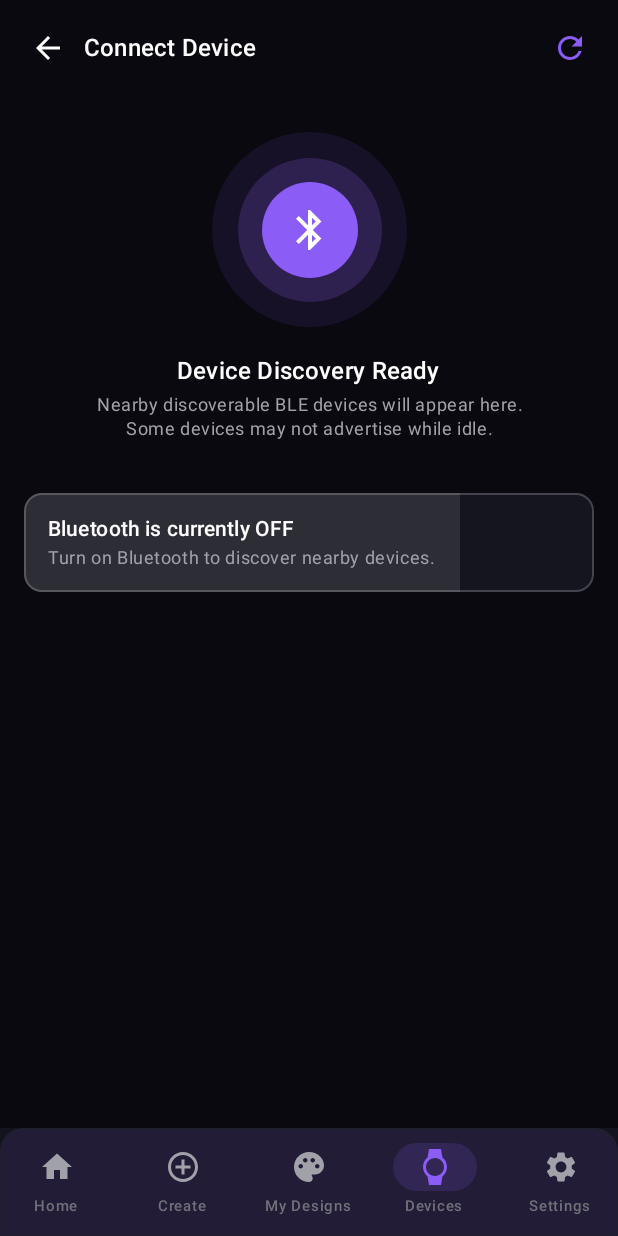
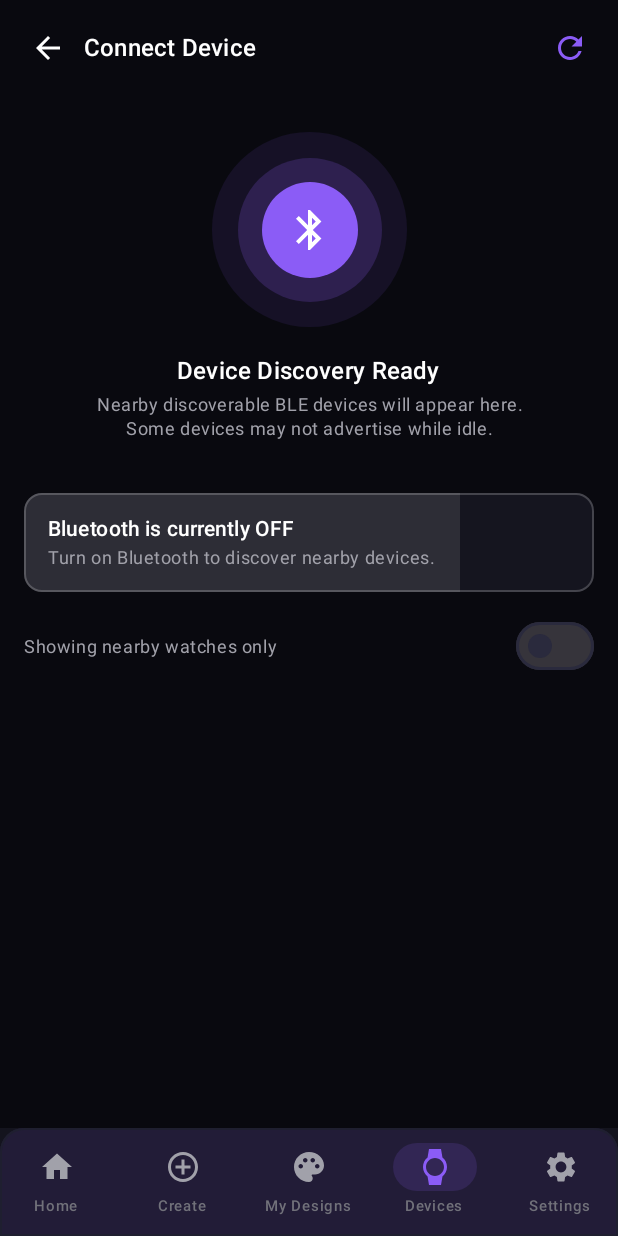
Before and after one commit to Nikhilgowtham1411/watch, an Android app built with Jetpack Compose: the screen it shows after launch (MainActivity), after a tap on "Devices", on a phone screen of 412 x 824 dp. Run offline under Robolectric (Android 15) with nearby library versions, the phone set to English and light mode, and no system bars; 1 other tap on this screen came first.

Commit message:
Bundle Roboto font (fixes broken glyphs from custom system fonts) and list only nearby watches in scan

```diff
--- a/app/src/main/kotlin/com/watchfacestudio/app/ui/screens/devices/DevicesScreen.kt
+++ b/app/src/main/kotlin/com/watchfacestudio/app/ui/screens/devices/DevicesScreen.kt
@@ -75,7 +75,8 @@ fun DevicesScreen(
     }
 ) {
     val isScanning by viewModel.isScanning.collectAsState()
-    val discoveredDevices by viewModel.discoveredDevices.collectAsState()
+    val discoveredDevices by viewModel.visibleDevices.collectAsState()
+    val showAllDevices by viewModel.showAllDevices.collectAsState()
     val connectionState by viewModel.connectionState.collectAsState()
     val bluetoothState by viewModel.bluetoothState.collectAsState()
 
@@ -202,14 +203,32 @@ fun DevicesScreen(
             }
 
             // Only display results received from the real BLE scanner.
+            item {
+                Row(
+                    modifier = Modifier.fillMaxWidth(),
+                    verticalAlignment = Alignment.CenterVertically,
+                    horizontalArrangement = Arrangement.SpaceBetween
+                ) {
+                    Text(
+                        if (showAllDevices) "Showing all nearby BLE devices" else "Showing nearby watches only",
+                        style = WatchFaceTypography.bodySmall,
+                        color = TextSecondary
+                    )
+                    androidx.compose.material3.Switch(
+                        checked = showAllDevices,
+                        onCheckedChange = { viewModel.setShowAllDevices(it) }
+                    )
+                }
+            }
+
             if (discoveredDevices.isEmpty() && !isScanning && bluetoothState != BluetoothState.DISABLED) {
                 item {
                     GlassCard(modifier = Modifier.fillMaxWidth()) {
                         Column(horizontalAlignment = Alignment.CenterHorizontally) {
-                            Text("No nearby devices found", style = WatchFaceTypography.titleSmall, color = TextPrimary)
+                            Text(if (showAllDevices) "No nearby devices found" else "No nearby watches found", style = WatchFaceTypography.titleSmall, color = TextPrimary)
                             Spacer(modifier = Modifier.height(4.dp))
                             Text(
-                                "Make the device discoverable and scan again.",
+                                "Keep the watch awake and close to the phone, disconnect it from other apps if needed, then scan again. Turn on the switch to see all BLE devices.",
                                 style = WatchFaceTypography.bodySmall,
                                 color = TextSecondary,
                                 textAlign = TextAlign.Center
--- a/app/src/main/kotlin/com/watchfacestudio/app/ui/screens/devices/DevicesViewModel.kt
+++ b/app/src/main/kotlin/com/watchfacestudio/app/ui/screens/devices/DevicesViewModel.kt
@@ -12,6 +12,10 @@ import com.watchfacestudio.app.bluetooth.scanner.BleScanner
 import com.watchfacestudio.app.data.local.db.entities.DeviceEntity
 import com.watchfacestudio.app.data.model.ScreenShape
 import com.watchfacestudio.app.data.repository.DeviceRepository
+import com.watchfacestudio.app.bluetooth.scanner.WatchClassifier
+import kotlinx.coroutines.flow.MutableStateFlow
+import kotlinx.coroutines.flow.asStateFlow
+import kotlinx.coroutines.flow.combine
 import kotlinx.coroutines.flow.SharingStarted
 import kotlinx.coroutines.flow.StateFlow
 import kotlinx.coroutines.flow.stateIn
@@ -29,6 +33,21 @@ class DevicesViewModel(
 
     val isScanning: StateFlow<Boolean> = bleScanner.isScanning
     val discoveredDevices: StateFlow<List<DiscoveredDevice>> = bleScanner.discoveredDevices
+
+    private val _showAllDevices = MutableStateFlow(false)
+    val showAllDevices: StateFlow<Boolean> = _showAllDevices.asStateFlow()
+
+    /** Nearby devices, watches only unless the user asks to see everything. Strongest signal first. */
+    val visibleDevices: StateFlow<List<DiscoveredDevice>> = combine(
+        bleScanner.discoveredDevices, _showAllDevices
+    ) { devices, showAll ->
+        devices
+            .filter { WatchClassifier.isNearby(it) }
+            .filter { showAll || WatchClassifier.isLikelyWatch(it) }
+            .sortedByDescending { it.rssi }
+    }.stateIn(viewModelScope, SharingStarted.WhileSubscribed(5000), emptyList())
+
+    fun setShowAllDevices(show: Boolean) { _showAllDevices.value = show }
     val connectionState: StateFlow<ConnectionState> = connectionManager.connectionState
     val bluetoothState: StateFlow<BluetoothState> = bluetoothStateMonitor.bluetoothState
 
--- a/app/src/main/kotlin/com/watchfacestudio/app/ui/screens/editor/components/WatchFaceCanvas.kt
+++ b/app/src/main/kotlin/com/watchfacestudio/app/ui/screens/editor/components/WatchFaceCanvas.kt
@@ -28,6 +28,7 @@ import androidx.compose.ui.graphics.ColorMatrix
 import androidx.compose.ui.draw.blur
 import androidx.compose.ui.layout.ContentScale
 import androidx.compose.ui.text.font.FontFamily
+import com.watchfacestudio.app.ui.theme.AppFontFamily
 import androidx.compose.ui.text.font.FontWeight
 import androidx.compose.ui.text.style.TextAlign
 import androidx.compose.ui.unit.dp
@@ -98,10 +99,10 @@ fun WatchFaceCanvas(
                 }
 
                 val font = when (state.clockFont) {
-                    "Bold" -> FontFamily.SansSerif
+                    "Bold" -> AppFontFamily
                     "Mono" -> FontFamily.Monospace
                     "Serif" -> FontFamily.Serif
-                    else -> FontFamily.Default
+                    else -> AppFontFamily
                 }
 
                 val baseFontSize = 40.sp * (state.clockSizePercent / 100f)
--- a/app/src/main/kotlin/com/watchfacestudio/app/ui/screens/editor/panels/TimePanel.kt
+++ b/app/src/main/kotlin/com/watchfacestudio/app/ui/screens/editor/panels/TimePanel.kt
@@ -186,7 +186,7 @@ fun TimePanel(
                         fontFamily = when (name) {
                             "Mono" -> FontFamily.Monospace
                             "Serif" -> FontFamily.Serif
-                            else -> FontFamily.Default
+                            else -> com.watchfacestudio.app.ui.theme.AppFontFamily
                         },
                         color = if (isSelected) Color.White else TextSecondary
                     )
--- a/app/src/main/kotlin/com/watchfacestudio/app/ui/theme/Theme.kt
+++ b/app/src/main/kotlin/com/watchfacestudio/app/ui/theme/Theme.kt
@@ -70,7 +70,11 @@ fun WatchFaceStudioTheme(
     MaterialTheme(
         colorScheme = colorScheme,
         typography = WatchFaceTypography,
-        shapes = WatchFaceShapes,
-        content = content
-    )
+        shapes = WatchFaceShapes
+    ) {
+        androidx.compose.material3.ProvideTextStyle(
+            value = androidx.compose.ui.text.TextStyle(fontFamily = AppFontFamily),
+            content = content
+        )
+    }
 }
--- a/app/src/main/kotlin/com/watchfacestudio/app/ui/theme/Type.kt
+++ b/app/src/main/kotlin/com/watchfacestudio/app/ui/theme/Type.kt
@@ -1,12 +1,26 @@
 package com.watchfacestudio.app.ui.theme
 
 import androidx.compose.material3.Typography
+import com.watchfacestudio.app.R
 import androidx.compose.ui.text.TextStyle
+import androidx.compose.ui.text.font.Font
 import androidx.compose.ui.text.font.FontFamily
 import androidx.compose.ui.text.font.FontWeight
 import androidx.compose.ui.unit.sp
 
-private val DefaultFontFamily = FontFamily.SansSerif
+/**
+ * Bundled Roboto so the UI never depends on a device-wide custom system font
+ * (some ColorOS/OneUI font themes ship broken glyphs, e.g. "o" drawn as "v").
+ */
+val AppFontFamily = FontFamily(
+    Font(R.font.roboto_regular, FontWeight.Normal),
+    Font(R.font.roboto_medium, FontWeight.Medium),
+    Font(R.font.roboto_medium, FontWeight.SemiBold),
+    Font(R.font.roboto_bold, FontWeight.Bold),
+    Font(R.font.roboto_bold, FontWeight.Black)
+)
+
+private val DefaultFontFamily = AppFontFamily
 
 val WatchFaceTypography = Typography(
     // ── Display ─────────────────────────────────────────────────
```
Also changed, not shown: app/src/main/kotlin/com/watchfacestudio/app/bluetooth/scanner/WatchClassifier.kt (added, +46 -0 lines), app/src/main/res/font/roboto_bold.ttf (added), app/src/main/res/font/roboto_medium.ttf (added), app/src/main/res/font/roboto_regular.ttf (added).
